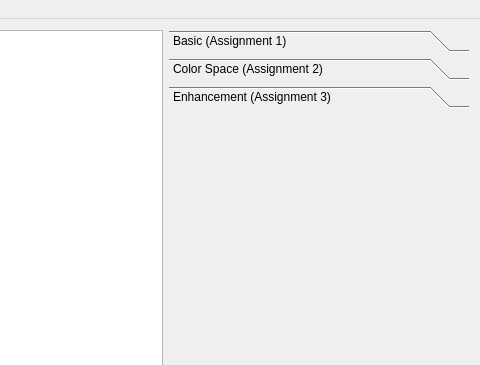
Before: the Qt Designer form mainwindow.ui in lizy14/hello-lenna, drawn with Qt 5; both pictures show x 500 to 980 and y 0 to 365 of the 980 by 770 pixel window.
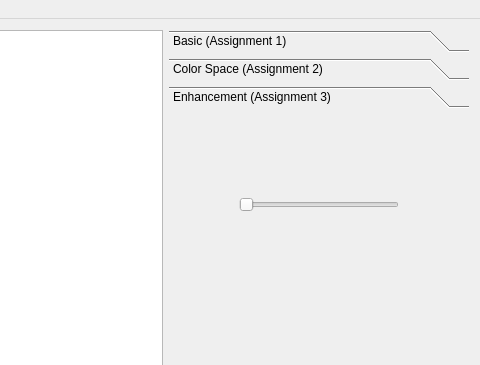
After: the same form once the commit is applied. The open tabs and pages were chosen to show the change.

Commit message: compression with singular value decomposition

Diff of the .ui file:
```diff
--- a/mainwindow.ui
+++ b/mainwindow.ui
@@ -17,7 +17,7 @@
    <string>Hello, Lenna</string>
   </property>
   <widget class="QWidget" name="centralWidget">
-   <layout class="QHBoxLayout" name="horizontalLayout_4">
+   <layout class="QVBoxLayout" name="verticalLayout_8">
     <item>
      <layout class="QHBoxLayout" name="horizontalLayout" stretch="1,0">
       <item>
@@ -331,12 +331,34 @@
              <x>0</x>
              <y>0</y>
              <width>300</width>
-             <height>476</height>
+             <height>506</height>
             </rect>
            </property>
            <attribute name="label">
             <string>Enhancement (Assignment 3)</string>
            </attribute>
+           <widget class="QSlider" name="sliderSvd">
+            <property name="geometry">
+             <rect>
+              <x>70</x>
+              <y>80</y>
+              <width>160</width>
+              <height>22</height>
+             </rect>
+            </property>
+            <property name="maximum">
+             <number>9</number>
+            </property>
+            <property name="minimum">
+             <number>0</number>
+            </property>
+            <property name="pageStep">
+             <number>1</number>
+            </property>
+            <property name="orientation">
+             <enum>Qt::Horizontal</enum>
+            </property>
+           </widget>
           </widget>
           <widget class="QWidget" name="page_2">
            <property name="geometry">
```
Left out of the diff: 12 changed lines with no effect on the pictures. The commit also changes 2 other files.
